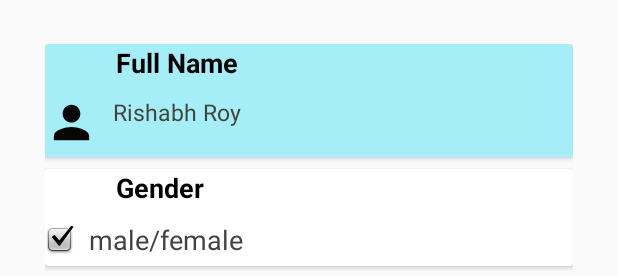
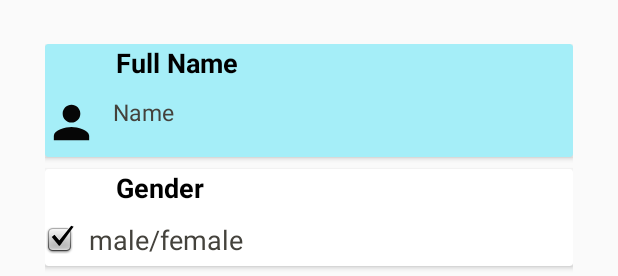
Before and after one commit to Pawan85077/MSCII, an Android app: the layout fragment_profile.xml on its own in the app's theme, with its tools: preview values and no code run, on a phone screen of 412 x 824 dp. Shown: the part 358-634 px from the top of the screen. Run offline under Robolectric (Android 15) with nearby library versions, the phone set to English and light mode, and no system bars; plain views replace CircularImageView.

Commit message:
1. home icon changed 2. send changed to developers

```diff
--- a/app/src/main/res/layout/fragment_profile.xml
+++ b/app/src/main/res/layout/fragment_profile.xml
@@ -109,9 +109,10 @@
                             android:layout_height="wrap_content"
                             android:drawableLeft="@drawable/ic_person"
                             android:drawablePadding="10dp"
-                            android:text="Rishabh Roy"
+                            android:text="Name"
                             android:textSize="15sp"
-                            android:textColor="#44423C" />
+                            android:textColor="#44423C"
+                            android:layout_gravity="center_horizontal"/>
 
 
                     </com.google.android.material.textfield.TextInputLayout>
@@ -184,7 +185,8 @@
                             android:drawablePadding="10dp"
                             android:text="Exam roll"
                             android:textColor="#44423C"
-                            android:textSize="18sp"/>
+                            android:textSize="18sp"
+                            android:layout_gravity="center_horizontal"/>
 
 
                     </com.google.android.material.textfield.TextInputLayout>
@@ -222,7 +224,8 @@
                             android:drawablePadding="10dp"
                             android:text="phone number"
                             android:textColor="#44423C"
-                            android:textSize="15sp"/>
+                            android:textSize="15sp"
+                            android:layout_gravity="center_horizontal"/>
 
 
                     </com.google.android.material.textfield.TextInputLayout>
@@ -259,7 +262,8 @@
                             android:drawablePadding="10dp"
                             android:text="email"
                             android:textColor="#44423C"
-                            android:textSize="15sp"/>
+                            android:textSize="15sp"
+                            android:layout_gravity="center_horizontal"/>
 
 
                     </com.google.android.material.textfield.TextInputLayout>
@@ -295,7 +299,8 @@
                             android:drawablePadding="10dp"
                             android:text="session"
                             android:textColor="#44423C"
-                            android:textSize="15sp"/>
+                            android:textSize="15sp"
+                            android:layout_gravity="center_horizontal"/>
 
 
                     </com.google.android.material.textfield.TextInputLayout>
--- a/app/src/main/res/menu/student_drawer_menu.xml
+++ b/app/src/main/res/menu/student_drawer_menu.xml
@@ -6,7 +6,7 @@
     <group android:checkableBehavior="single">
         <item
             android:id="@+id/nav_home"
-            android:icon="@android:drawable/ic_menu_camera"
+            android:icon="@drawable/ic_home"
             android:title="Home" />
         <item
             android:id="@+id/nav_dashboard"
@@ -33,8 +33,8 @@
                 android:title="Share" />
             <item
                 android:id="@+id/nav_send"
-                android:icon="@drawable/ic_send"
-                android:title="Send" />
+                android:icon="@drawable/ic_developer"
+                android:title="Developers" />
 
         </menu>
     </item>
```
Also changed, not shown: app/src/main/res/drawable/ic_developer.xml (added, +9 -0 lines), app/src/main/res/drawable/ic_home.xml (added, +9 -0 lines).
